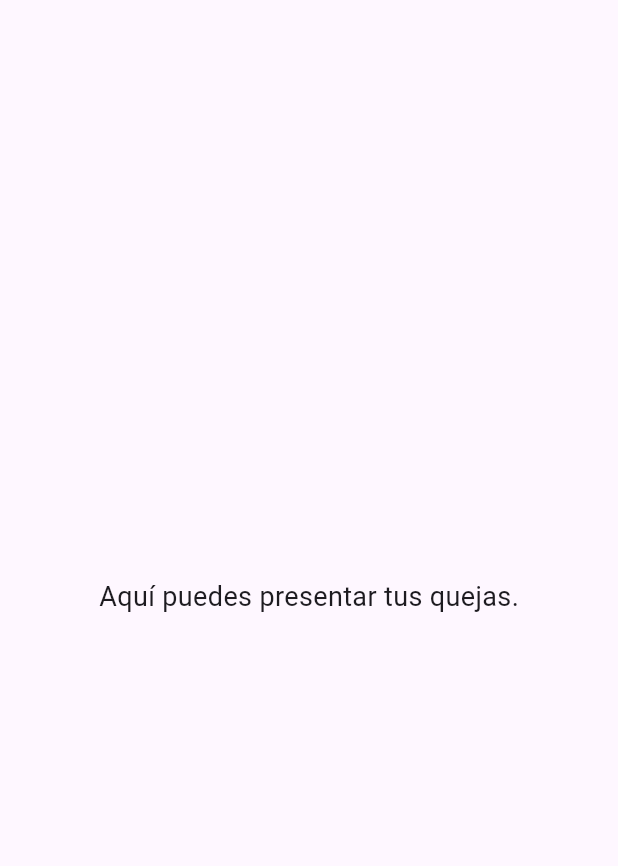
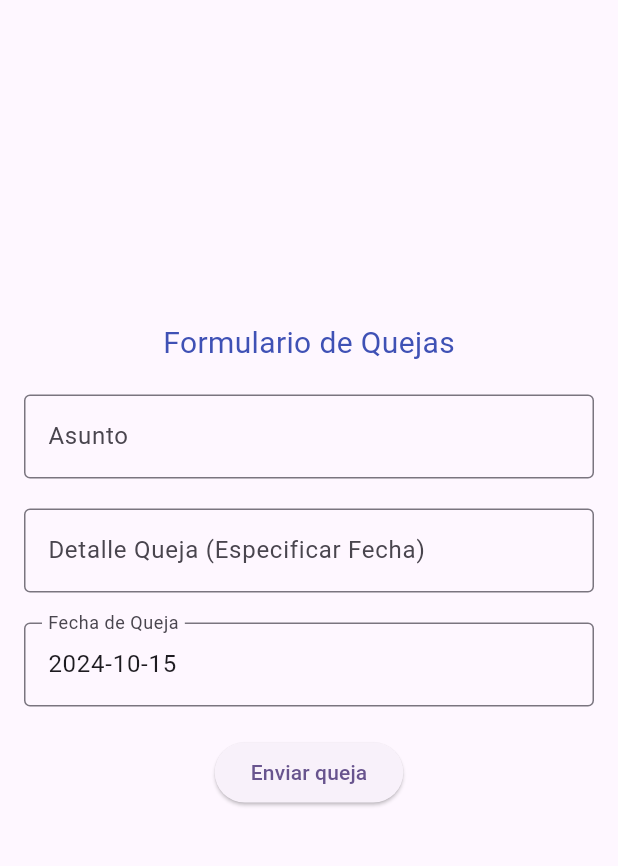
Before and after one commit to ccabrerastu/loginquejas, a Flutter app: the QuejasPage screen opened directly, on a phone screen of 412 x 824 dp, the part 63-929 px from its top. Run offline on Flutter 3.47's test engine with Material 3 defaults, Android fonts, the phone set to English and light mode, and no system bars.

Commit message:
formularioquejas

```diff
--- a/lib/quejas.dart
+++ b/lib/quejas.dart
@@ -1,20 +1,90 @@
 import 'package:flutter/material.dart';
+import 'package:intl/intl.dart'; // Necesario para formatear la fecha
 
-class QuejasPage extends StatelessWidget {
+class QuejasPage extends StatefulWidget {
   final String title;
+  const QuejasPage({super.key, required this.title});
+  @override
+  State<QuejasPage> createState() => _QuejasPageState();
+}
 
-  const QuejasPage({super.key, required this.title});
+class _QuejasPageState extends State<QuejasPage> {
+  final TextEditingController _asunto = TextEditingController();
+  final TextEditingController _detalldequeja = TextEditingController();
+  late TextEditingController _fechaController; // Controlador para la fecha
+  String _mensajeLogin = '';
+
+  @override
+  void initState() {
+    super.initState();
+    // Inicializa el controlador de fecha con la fecha actual
+    String fechaActual = DateFormat('yyyy-MM-dd').format(DateTime.now());
+    _fechaController = TextEditingController(text: fechaActual);
+  }
+
+  void _registrarQueja() {
+    setState(() {
+      _mensajeLogin = 'Queja registrada el ${_fechaController.text}';
+    });
+  }
+
+  @override
+  void dispose() {
+    _fechaController.dispose();
+    super.dispose();
+  }
 
   @override
   Widget build(BuildContext context) {
     return Scaffold(
       appBar: AppBar(
-        title: Text(title),
+        title: Text(widget.title),
       ),
-      body: const Center(
-        child: Text(
-          'Aquí puedes presentar tus quejas.',
-          style: TextStyle(fontSize: 18),
+      body: Padding(
+        padding: const EdgeInsets.all(16.0),
+        child: Column(
+          mainAxisAlignment: MainAxisAlignment.center,
+          children: <Widget>[
+            const Text(
+              'Formulario de Quejas',
+              style: TextStyle(fontSize: 20, color: Colors.indigo),
+            ),
+            const SizedBox(height: 20),
+            TextFormField(
+              controller: _asunto,
+              decoration: const InputDecoration(
+                labelText: 'Asunto',
+                border: OutlineInputBorder(),
+              ),
+            ),
+            const SizedBox(height: 20),
+            TextFormField(
+              controller: _detalldequeja,
+              decoration: const InputDecoration(
+                labelText: 'Detalle Queja (Especificar Fecha)',
+                border: OutlineInputBorder(),
+              ),
+            ),
+            const SizedBox(height: 20),
+            TextFormField(
+              controller: _fechaController, // Controlador de la fecha
+              decoration: const InputDecoration(
+                labelText: 'Fecha de Queja',
+                border: OutlineInputBorder(),
+              ),
+              readOnly: true, // Solo lectura, no editable
+            ),
+            const SizedBox(height: 20),
+            ElevatedButton(
+              onPressed: _registrarQueja,
+              child: const Text('Enviar queja'),
+            ),
+            const SizedBox(height: 20),
+            Text(
+              _mensajeLogin,
+              style: const TextStyle(color: Colors.blue, fontSize: 16),
+            ),
+          ],
         ),
       ),
     );
--- a/pubspec.yaml
+++ b/pubspec.yaml
@@ -30,7 +30,7 @@ environment:
 dependencies:
   flutter:
     sdk: flutter
-
+  intl: ^0.18.0  # Añade la dependencia del paquete intl
 
   # The following adds the Cupertino Icons font to your application.
   # Use with the CupertinoIcons class for iOS style icons.
```
Also changed, not shown: pubspec.lock.
